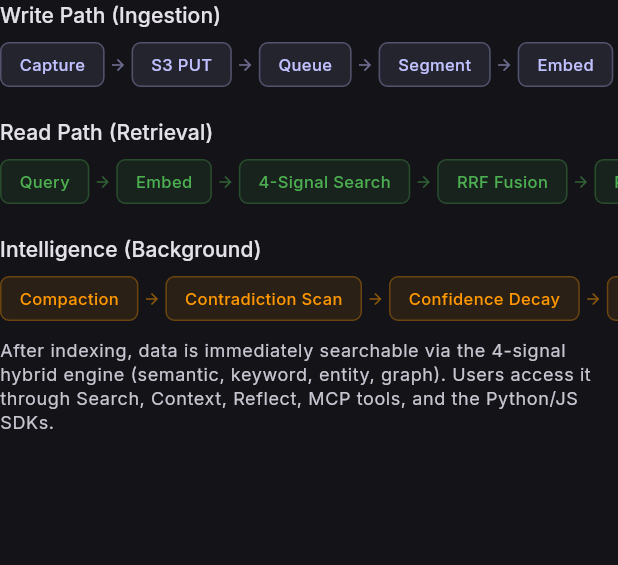
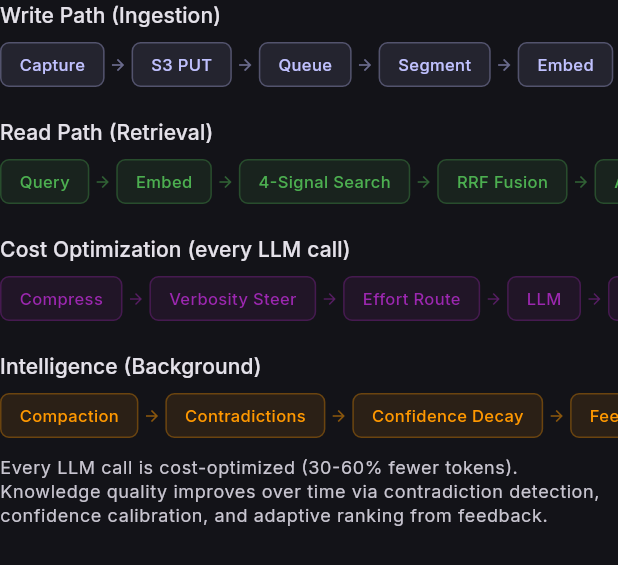
Before and after one commit to mihaibalaci/synapse, a Flutter app: the _DataFlowDiagram widget shown alone on an empty page, opened directly, on a phone screen of 412 x 824 dp. Shown: the top 565 px of the screen. Run offline on Flutter 3.47's test engine with Material 3 defaults, Android fonts, the phone set to English and light mode, and no system bars; our stand-ins replace go_router, google_fonts; accounts and stored records are empty; network calls fail.

Commit message:
docs+ui: complete v1.1.0 update — README, data flow, system panel, tests
- README: added cost optimization table, knowledge quality table, wrap quickstart
- Data flow diagram: compression layer between Reflect/Compact and LLM
- System panel: 4 paths (write, read, cost optimization, intelligence)
- System explanation updated for cost + quality dual optimization
- All Go tests pass, 23 Flutter tests pass, web build succeeds

```diff
--- a/packages/admin-ui/lib/pages/system/system_page.dart
+++ b/packages/admin-ui/lib/pages/system/system_page.dart
@@ -323,7 +323,7 @@ class _DataFlowDiagram extends StatelessWidget {
       'Embed',
       '4-Signal Search',
       'RRF Fusion',
-      'Rank',
+      'Adaptive Rank',
       'Results',
     ];
 
@@ -350,6 +350,24 @@ class _DataFlowDiagram extends StatelessWidget {
           child: Row(children: _buildStepRow(theme, readSteps, Colors.green)),
         ),
         const SizedBox(height: 20),
+        Text(
+          'Cost Optimization (every LLM call)',
+          style: theme.textTheme.labelLarge,
+        ),
+        const SizedBox(height: 8),
+        SingleChildScrollView(
+          scrollDirection: Axis.horizontal,
+          child: Row(
+            children: _buildStepRow(theme, [
+              'Compress',
+              'Verbosity Steer',
+              'Effort Route',
+              'LLM',
+              'Terse Output',
+            ], Colors.purple),
+          ),
+        ),
+        const SizedBox(height: 20),
         Text('Intelligence (Background)', style: theme.textTheme.labelLarge),
         const SizedBox(height: 8),
         SingleChildScrollView(
@@ -357,16 +375,17 @@ class _DataFlowDiagram extends StatelessWidget {
           child: Row(
             children: _buildStepRow(theme, [
               'Compaction',
-              'Contradiction Scan',
+              'Contradictions',
               'Confidence Decay',
               'Feedback → Weights',
+              'Session Learning',
             ], Colors.orange),
           ),
         ),
         const SizedBox(height: 12),
         Text(
-          'After indexing, data is immediately searchable via the 4-signal hybrid engine (semantic, keyword, entity, graph). '
-          'Users access it through Search, Context, Reflect, MCP tools, and the Python/JS SDKs.',
+          'Every LLM call is cost-optimized (30-60% fewer tokens). Knowledge quality improves over time '
+          'via contradiction detection, confidence calibration, and adaptive ranking from feedback.',
           style: theme.textTheme.bodySmall?.copyWith(
             color: theme.colorScheme.onSurfaceVariant,
           ),
```
Also changed, not shown: 2 other files.
